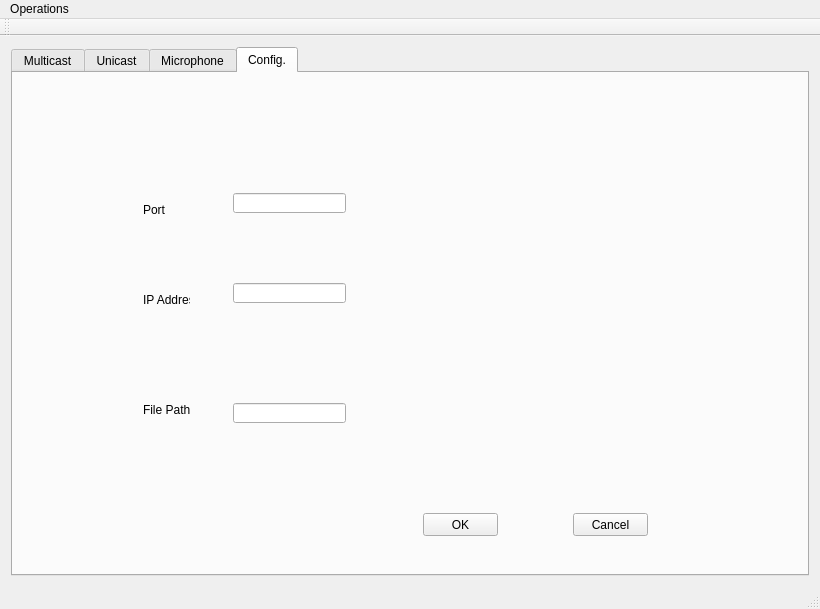
Qt form Source/GUI/CommAudio/mainwindow.ui (CaKlassen/CommAudio) before a commit.
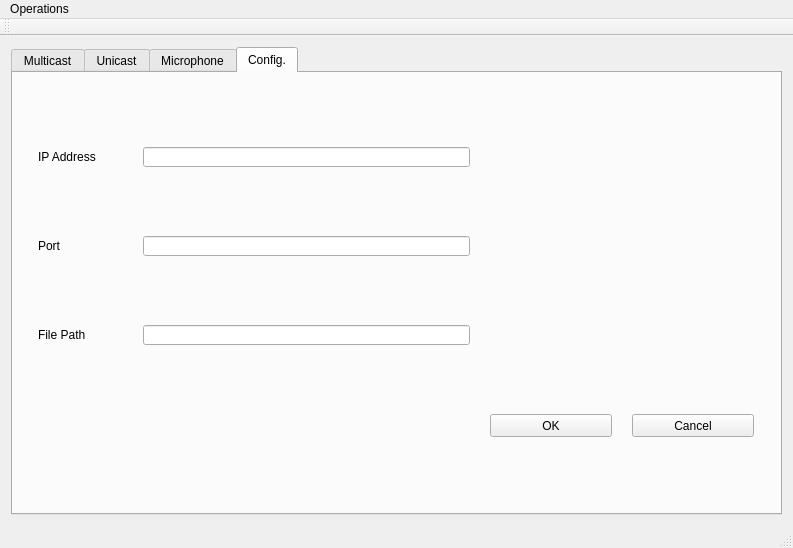
The same form after that commit. The open tabs and pages were chosen to show the change.

What changed in the file:
```diff
--- a/Source/GUI/CommAudio/mainwindow.ui
+++ b/Source/GUI/CommAudio/mainwindow.ui
@@ -6,17 +6,29 @@
    <rect>
     <x>0</x>
     <y>0</y>
-    <width>820</width>
-    <height>609</height>
+    <width>793</width>
+    <height>548</height>
    </rect>
   </property>
+  <property name="maximumSize">
+   <size>
+    <width>793</width>
+    <height>548</height>
+   </size>
+  </property>
   <property name="windowTitle">
    <string>MainWindow</string>
   </property>
   <widget class="QWidget" name="centralWidget">
    <layout class="QGridLayout" name="gridLayout">
-    <item row="0" column="0">
+    <item row="1" column="0">
      <widget class="QTabWidget" name="tabWidget">
+      <property name="minimumSize">
+       <size>
+        <width>490</width>
+        <height>341</height>
+       </size>
+      </property>
       <property name="tabShape">
        <enum>QTabWidget::Rounded</enum>
       </property>
@@ -173,101 +185,151 @@
        <attribute name="title">
         <string>Config.</string>
        </attribute>
+       <layout class="QGridLayout" name="gridLayout_6">
+        <item row="1" column="0">
        <widget class="QLabel" name="label">
-        <property name="geometry">
-         <rect>
-          <x>130</x>
-          <y>130</y>
-          <width>47</width>
-          <height>13</height>
-         </rect>
+          <property name="minimumSize">
+           <size>
+            <width>85</width>
+            <height>20</height>
+           </size>
+          </property>
+          <property name="maximumSize">
+           <size>
+            <width>85</width>
+            <height>20</height>
+           </size>
         </property>
         <property name="text">
          <string>Port</string>
         </property>
        </widget>
-       <widget class="QLabel" name="label_2">
-        <property name="geometry">
-         <rect>
-          <x>130</x>
-          <y>220</y>
-          <width>47</width>
-          <height>13</height>
-         </rect>
-        </property>
-        <property name="text">
-         <string>IP Address</string>
-        </property>
-       </widget>
+        </item>
+        <item row="2" column="0">
        <widget class="QLabel" name="label_5">
-        <property name="geometry">
-         <rect>
-          <x>130</x>
-          <y>330</y>
-          <width>47</width>
-          <height>13</height>
-         </rect>
+          <property name="minimumSize">
+           <size>
+            <width>85</width>
+            <height>20</height>
+           </size>
+          </property>
+          <property name="maximumSize">
+           <size>
+            <width>85</width>
+            <height>20</height>
+           </size>
         </property>
         <property name="text">
          <string>File Path</string>
         </property>
        </widget>
+        </item>
+        <item row="2" column="1">
+         <widget class="QLineEdit" name="lineEdit_3">
+          <property name="minimumSize">
+           <size>
+            <width>327</width>
+            <height>20</height>
+           </size>
+          </property>
+          <property name="maximumSize">
+           <size>
+            <width>327</width>
+            <height>20</height>
+           </size>
+          </property>
+         </widget>
+        </item>
+        <item row="0" column="1">
        <widget class="QLineEdit" name="lineEdit">
-        <property name="geometry">
-         <rect>
-          <x>220</x>
-          <y>120</y>
-          <width>113</width>
+          <property name="minimumSize">
+           <size>
+            <width>327</width>
           <height>20</height>
-         </rect>
-        </property>
-       </widget>
+           </size>
+          </property>
+          <property name="maximumSize">
+           <size>
+            <width>327</width>
+            <height>20</height>
+           </size>
+          </property>
+         </widget>
+        </item>
+        <item row="0" column="0">
+         <widget class="QLabel" name="label_2">
+          <property name="minimumSize">
+           <size>
+            <width>85</width>
+            <height>20</height>
+           </size>
+          </property>
+          <property name="maximumSize">
+           <size>
+            <width>85</width>
+            <height>20</height>
+           </size>
+          </property>
+          <property name="text">
+           <string>IP Address</string>
+          </property>
+         </widget>
+        </item>
+        <item row="1" column="1">
        <widget class="QLineEdit" name="lineEdit_2">
-        <property name="geometry">
-         <rect>
-          <x>220</x>
-          <y>210</y>
-          <width>113</width>
+          <property name="minimumSize">
+           <size>
+            <width>327</width>
           <height>20</height>
-         </rect>
-        </property>
-       </widget>
-       <widget class="QLineEdit" name="lineEdit_3">
-        <property name="geometry">
-         <rect>
-          <x>220</x>
-          <y>330</y>
-          <width>113</width>
+           </size>
+          </property>
+          <property name="maximumSize">
+           <size>
+            <width>327</width>
           <height>20</height>
-         </rect>
-        </property>
-       </widget>
+           </size>
+          </property>
+         </widget>
+        </item>
+        <item row="3" column="2">
        <widget class="QPushButton" name="pushButton_6">
-        <property name="geometry">
-         <rect>
-          <x>410</x>
-          <y>440</y>
-          <width>75</width>
+          <property name="minimumSize">
+           <size>
+            <width>122</width>
           <height>23</height>
-         </rect>
+           </size>
+          </property>
+          <property name="maximumSize">
+           <size>
+            <width>122</width>
+            <height>23</height>
+           </size>
         </property>
         <property name="text">
          <string>OK</string>
         </property>
        </widget>
+        </item>
+        <item row="3" column="3">
        <widget class="QPushButton" name="pushButton_7">
-        <property name="geometry">
-         <rect>
-          <x>560</x>
-          <y>440</y>
-          <width>75</width>
+          <property name="minimumSize">
+           <size>
+            <width>122</width>
           <height>23</height>
-         </rect>
+           </size>
+          </property>
+          <property name="maximumSize">
+           <size>
+            <width>122</width>
+            <height>23</height>
+           </size>
         </property>
         <property name="text">
          <string>Cancel</string>
         </property>
        </widget>
+        </item>
+       </layout>
       </widget>
      </widget>
     </item>
@@ -278,7 +340,7 @@
     <rect>
      <x>0</x>
      <y>0</y>
-     <width>820</width>
+     <width>793</width>
      <height>21</height>
     </rect>
    </property>
```
Left out of the diff: 72 changed lines with no effect on the pictures. Lines whose indentation alone changed are shown as unchanged.
